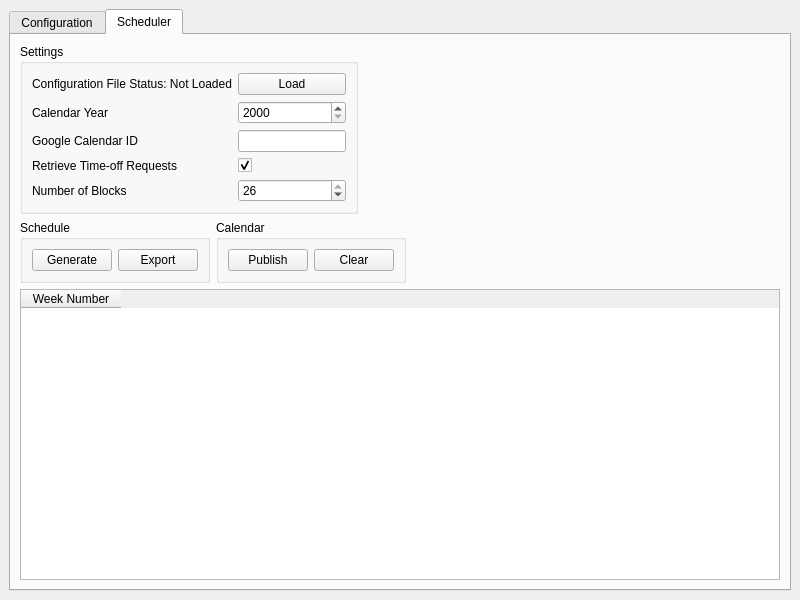
Above: src/designer/mainwindow.ui from mishra-lab/scheduler before the change. Below: the same form after it.
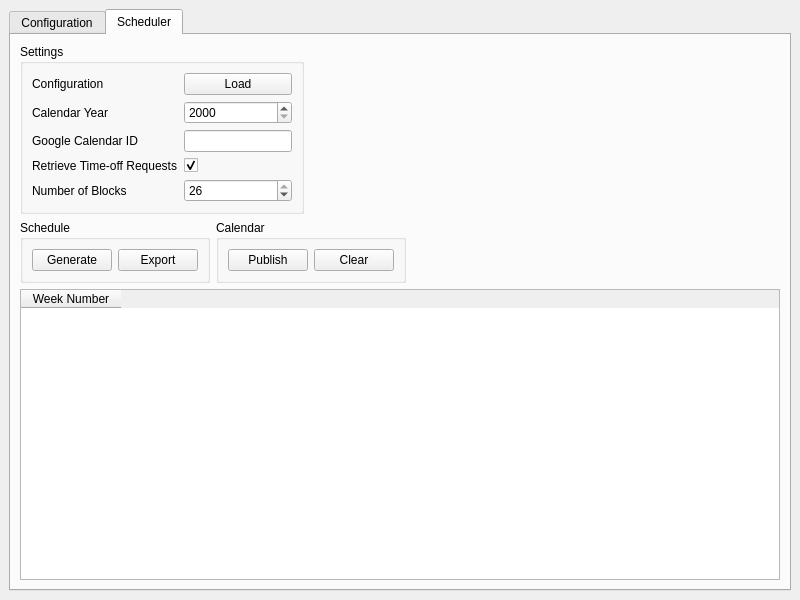
That is the form after the change.

Commit message: Display config file status on scheduler tab

```diff
--- a/src/designer/mainwindow.ui
+++ b/src/designer/mainwindow.ui
@@ -140,7 +140,7 @@
              <item row="0" column="0">
               <widget class="QLabel" name="configFileLabel">
                <property name="text">
-                <string>Configuration File Status: Not Loaded</string>
+                <string>Configuration</string>
                </property>
               </widget>
              </item>
```
The commit also changes 2 other files.
